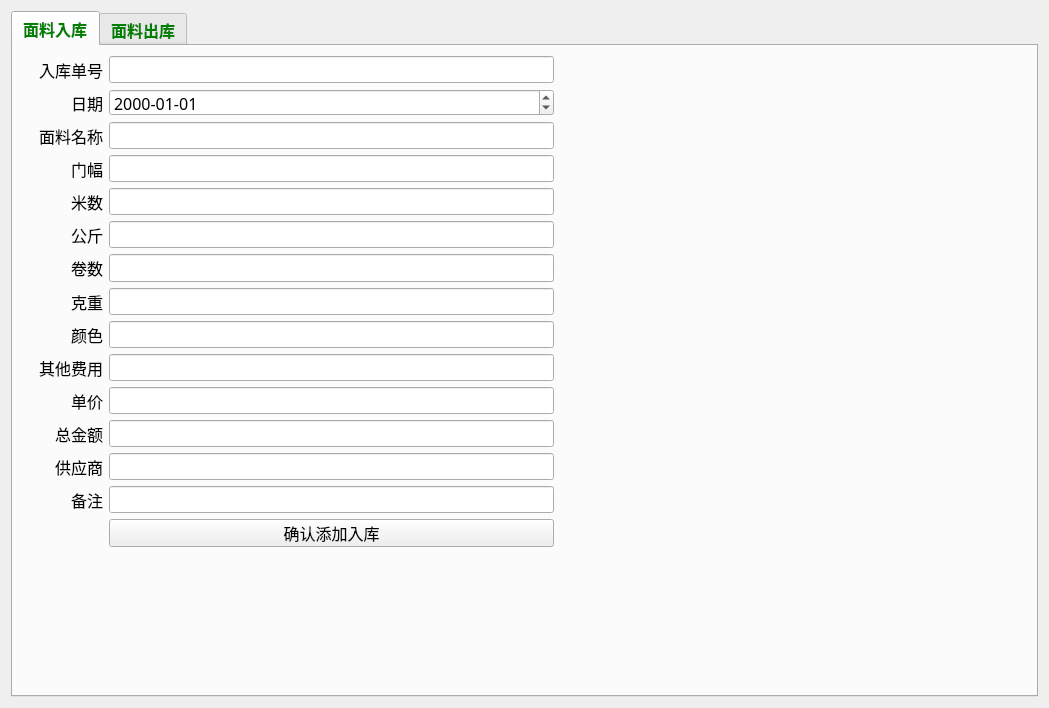
xujunmingbest/TuYuErp, file Mianliao/miaoliaoruku.ui: the form before one commit.
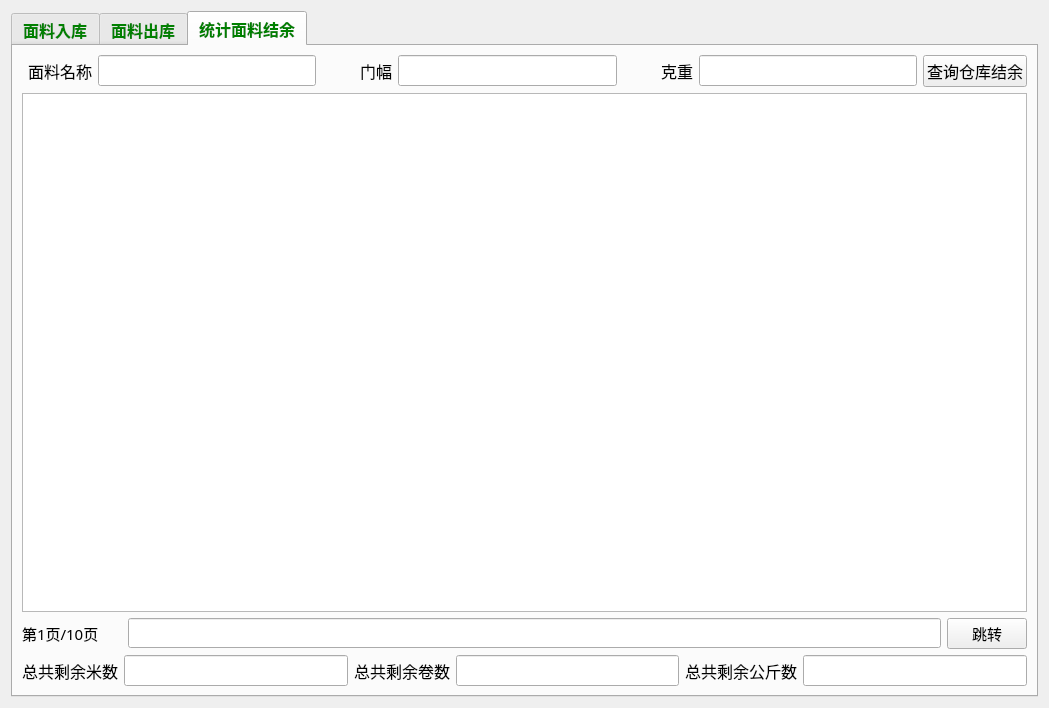
The form after the commit.

What changed in the file:
```diff
--- a/Mianliao/miaoliaoruku.ui
+++ b/Mianliao/miaoliaoruku.ui
@@ -38,7 +38,7 @@
       <string notr="true">QTabBar::tab{color:green}</string>
      </property>
      <property name="currentIndex">
-      <number>0</number>
+      <number>2</number>
      </property>
      <widget class="QWidget" name="tab">
       <attribute name="title">
@@ -50,7 +50,7 @@
          <x>10</x>
          <y>10</y>
          <width>531</width>
-         <height>491</height>
+         <height>508</height>
         </rect>
        </property>
        <layout class="QFormLayout" name="formLayout">
@@ -460,7 +460,7 @@
           </property>
          </widget>
         </item>
-        <item row="13" column="0">
+        <item row="14" column="0">
          <widget class="QLabel" name="Label_14">
           <property name="minimumSize">
            <size>
@@ -482,17 +482,17 @@
           </property>
          </widget>
         </item>
-        <item row="13" column="1">
-         <widget class="QLineEdit" name="LineEdit_comment">
-          <property name="font">
-           <font>
-            <family>Agency FB</family>
-            <pointsize>12</pointsize>
-           </font>
-          </property>
-         </widget>
-        </item>
         <item row="14" column="1">
+         <widget class="QLineEdit" name="LineEdit_comment">
+          <property name="font">
+           <font>
+            <family>Agency FB</family>
+            <pointsize>12</pointsize>
+           </font>
+          </property>
+         </widget>
+        </item>
+        <item row="15" column="1">
          <widget class="QPushButton" name="pushButton">
           <property name="font">
            <font>
@@ -853,6 +853,290 @@
        </layout>
       </widget>
      </widget>
+     <widget class="QWidget" name="tab_3">
+      <attribute name="title">
+       <string>统计面料结余</string>
+      </attribute>
+      <layout class="QGridLayout" name="gridLayout_2">
+       <item row="0" column="0">
+        <layout class="QHBoxLayout" name="horizontalLayout">
+         <item>
+          <widget class="QLabel" name="Label_24">
+           <property name="minimumSize">
+            <size>
+             <width>70</width>
+             <height>0</height>
+            </size>
+           </property>
+           <property name="font">
+            <font>
+             <family>Agency FB</family>
+             <pointsize>12</pointsize>
+            </font>
+           </property>
+           <property name="text">
+            <string>面料名称</string>
+           </property>
+           <property name="alignment">
+            <set>Qt::AlignRight|Qt::AlignTrailing|Qt::AlignVCenter</set>
+           </property>
+          </widget>
+         </item>
+         <item>
+          <widget class="QLineEdit" name="LineEdit_name_3">
+           <property name="font">
+            <font>
+             <family>Agency FB</family>
+             <pointsize>12</pointsize>
+            </font>
+           </property>
+          </widget>
+         </item>
+         <item>
+          <widget class="QLabel" name="Label_25">
+           <property name="minimumSize">
+            <size>
+             <width>70</width>
+             <height>0</height>
+            </size>
+           </property>
+           <property name="font">
+            <font>
+             <family>Agency FB</family>
+             <pointsize>12</pointsize>
+            </font>
+           </property>
+           <property name="text">
+            <string>门幅</string>
+           </property>
+           <property name="alignment">
+            <set>Qt::AlignRight|Qt::AlignTrailing|Qt::AlignVCenter</set>
+           </property>
+          </widget>
+         </item>
+         <item>
+          <widget class="QLineEdit" name="LineEdit_menfu_3">
+           <property name="font">
+            <font>
+             <family>Agency FB</family>
+             <pointsize>12</pointsize>
+            </font>
+           </property>
+          </widget>
+         </item>
+         <item>
+          <widget class="QLabel" name="Label_26">
+           <property name="minimumSize">
+            <size>
+             <width>70</width>
+             <height>0</height>
+            </size>
+           </property>
+           <property name="font">
+            <font>
+             <family>Agency FB</family>
+             <pointsize>12</pointsize>
+            </font>
+           </property>
+           <property name="text">
+            <string>克重</string>
+           </property>
+           <property name="alignment">
+            <set>Qt::AlignRight|Qt::AlignTrailing|Qt::AlignVCenter</set>
+           </property>
+          </widget>
+         </item>
+         <item>
+          <widget class="QLineEdit" name="LineEdit_kezhong_3">
+           <property name="font">
+            <font>
+             <family>Agency FB</family>
+             <pointsize>12</pointsize>
+            </font>
+           </property>
+          </widget>
+         </item>
+         <item>
+          <widget class="QPushButton" name="pushButton_3">
+           <property name="font">
+            <font>
+             <family>Agency FB</family>
+             <pointsize>12</pointsize>
+            </font>
+           </property>
+           <property name="text">
+            <string>查询仓库结余</string>
+           </property>
+          </widget>
+         </item>
+        </layout>
+       </item>
+       <item row="1" column="0">
+        <widget class="QTableWidget" name="tableWidget_jieyu">
+         <property name="font">
+          <font>
+           <pointsize>12</pointsize>
+          </font>
+         </property>
+         <attribute name="horizontalHeaderMinimumSectionSize">
+          <number>20</number>
+         </attribute>
+         <attribute name="verticalHeaderDefaultSectionSize">
+          <number>30</number>
+         </attribute>
+         <attribute name="verticalHeaderMinimumSectionSize">
+          <number>20</number>
+         </attribute>
+        </widget>
+       </item>
+       <item row="2" column="0">
+        <layout class="QHBoxLayout" name="horizontalLayout_7">
+         <item>
+          <widget class="QLabel" name="label_page">
+           <property name="minimumSize">
+            <size>
+             <width>100</width>
+             <height>0</height>
+            </size>
+           </property>
+           <property name="font">
+            <font>
+             <family>Agency FB</family>
+             <pointsize>11</pointsize>
+            </font>
+           </property>
+           <property name="text">
+            <string>第1页/10页</string>
+           </property>
+          </widget>
+         </item>
+         <item>
+          <widget class="QLineEdit" name="lineEdit_page">
+           <property name="font">
+            <font>
+             <family>Agency FB</family>
+             <pointsize>11</pointsize>
+            </font>
+           </property>
+          </widget>
+         </item>
+         <item>
+          <widget class="QPushButton" name="pushButton_15">
+           <property name="font">
+            <font>
+             <family>Agency FB</family>
+             <pointsize>11</pointsize>
+            </font>
+           </property>
+           <property name="text">
+            <string>跳转</string>
+           </property>
+          </widget>
+         </item>
+        </layout>
+       </item>
+       <item row="3" column="0">
+        <layout class="QHBoxLayout" name="horizontalLayout_2">
+         <item>
+          <widget class="QLabel" name="Label_27">
+           <property name="minimumSize">
+            <size>
+             <width>70</width>
+             <height>0</height>
+            </size>
+           </property>
+           <property name="font">
+            <font>
+             <family>Agency FB</family>
+             <pointsize>12</pointsize>
+            </font>
+           </property>
+           <property name="text">
+            <string>总共剩余米数</string>
+           </property>
+           <property name="alignment">
+            <set>Qt::AlignRight|Qt::AlignTrailing|Qt::AlignVCenter</set>
+           </property>
+          </widget>
+         </item>
+         <item>
+          <widget class="QLineEdit" name="LineEdit_mishu_3">
+           <property name="font">
+            <font>
+             <family>Agency FB</family>
+             <pointsize>12</pointsize>
+            </font>
+           </property>
+          </widget>
+         </item>
+         <item>
+          <widget class="QLabel" name="Label_28">
+           <property name="minimumSize">
+            <size>
+             <width>70</width>
+             <height>0</height>
+            </size>
+           </property>
+           <property name="font">
+            <font>
+             <family>Agency FB</family>
+             <pointsize>12</pointsize>
+            </font>
+           </property>
+           <property name="text">
+            <string>总共剩余卷数</string>
+           </property>
+           <property name="alignment">
+            <set>Qt::AlignRight|Qt::AlignTrailing|Qt::AlignVCenter</set>
+           </property>
+          </widget>
+         </item>
+         <item>
+          <widget class="QLineEdit" name="LineEdit_juanshu_3">
+           <property name="font">
+            <font>
+             <family>Agency FB</family>
+             <pointsize>12</pointsize>
+            </font>
+           </property>
+          </widget>
+         </item>
+         <item>
+          <widget class="QLabel" name="Label_29">
+           <property name="minimumSize">
+            <size>
+             <width>70</width>
+             <height>0</height>
+            </size>
+           </property>
+           <property name="font">
+            <font>
+             <family>Agency FB</family>
+             <pointsize>12</pointsize>
+            </font>
+           </property>
+           <property name="text">
+            <string>总共剩余公斤数</string>
+           </property>
+           <property name="alignment">
+            <set>Qt::AlignRight|Qt::AlignTrailing|Qt::AlignVCenter</set>
+           </property>
+          </widget>
+         </item>
+         <item>
+          <widget class="QLineEdit" name="LineEdit_gongjin_3">
+           <property name="font">
+            <font>
+             <family>Agency FB</family>
+             <pointsize>12</pointsize>
+            </font>
+           </property>
+          </widget>
+         </item>
+        </layout>
+       </item>
+      </layout>
+     </widget>
     </widget>
    </item>
   </layout>
```
Left out of the diff: 76 changed lines with no effect on the pictures.
